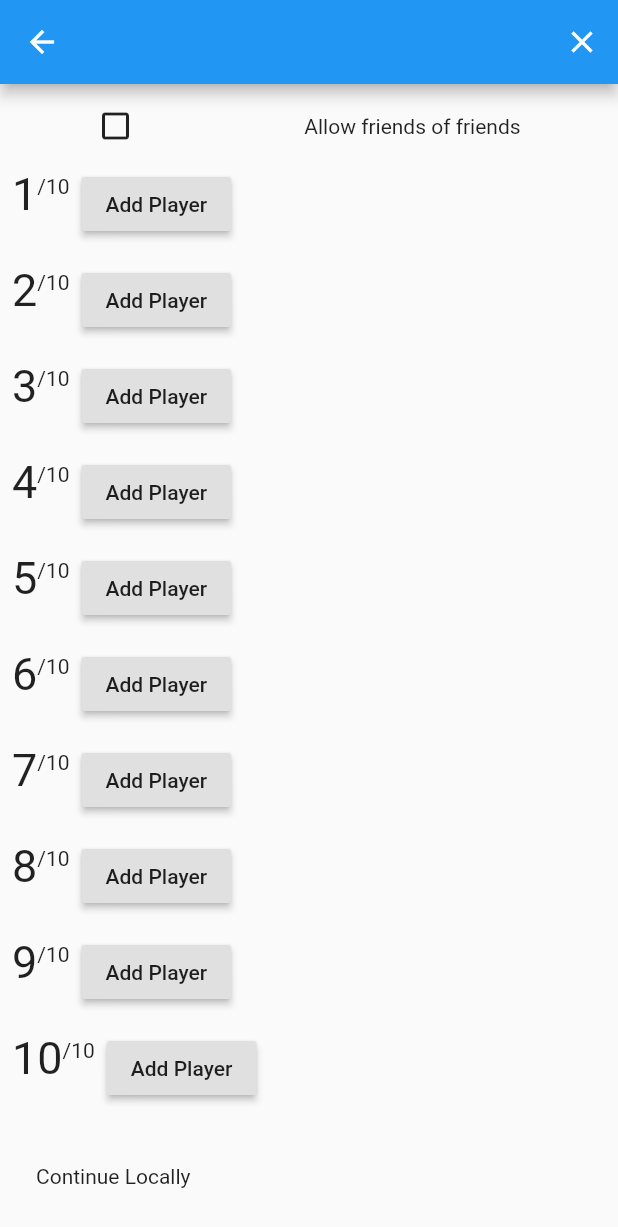
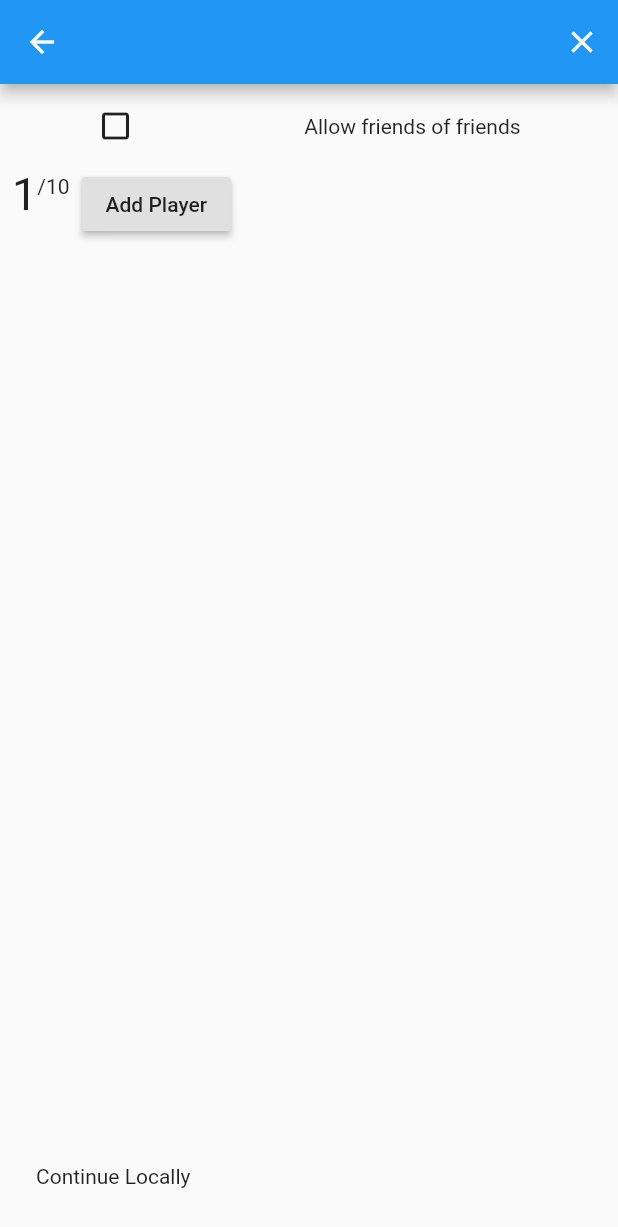
Before and after one commit to mrgnhnt96/chalk_out, a Flutter app: the ShipItScreen screen opened directly with empty values, on a phone screen of 412 x 824 dp. Shown: the top 1227 px of the screen. Run offline on Flutter 3.47's test engine with Material 2 defaults, Android fonts, the phone set to English and light mode, and no system bars; our stand-ins replace bloc, flutter_bloc; missing offline and left inert: random_words.

Commit message:
added funtion to add player with dummy data/ max of 10 players/ only one invite shows till someone is added/ used through bloc

```diff
--- a/lib/presentation/blocs/ship_it/ship_it_bloc.dart
+++ b/lib/presentation/blocs/ship_it/ship_it_bloc.dart
@@ -219,6 +219,8 @@ class ShipItBloc extends Bloc<ShipItEvent, ShipItState> {
     '# im dah best'
   ];
 
+  List<String> invitedPlayers = [];
+
   static bool allowFriendsOfFriends = false;
 
   @override
@@ -231,6 +233,10 @@ class ShipItBloc extends Bloc<ShipItEvent, ShipItState> {
       yield ShipItToFriendsOfFriendsInitial(allowFriendsOfFriends: event.allowFriendsOfFriends);
     } else if (event is AddPlayerStarted) {
       yield AddPlayerInitial(contactList: dummyContactList);
+    } else if (event is AddingPlayerPressed) {
+      invitedPlayers.add(event.playerName);
+
+      yield AddPlayerComplete(invitedPlayers: invitedPlayers);
     }
   }
 }
--- a/lib/presentation/blocs/ship_it/ship_it_event.dart
+++ b/lib/presentation/blocs/ship_it/ship_it_event.dart
@@ -12,3 +12,9 @@ class ShipItToFriendsOfFriendsPressed extends ShipItEvent {
 class ShipItStarted extends ShipItEvent {}
 
 class AddPlayerStarted extends ShipItEvent {}
+
+class AddingPlayerPressed extends ShipItEvent {
+  final String playerName;
+
+  AddingPlayerPressed({@required this.playerName});
+}
--- a/lib/presentation/blocs/ship_it/ship_it_state.dart
+++ b/lib/presentation/blocs/ship_it/ship_it_state.dart
@@ -22,3 +22,9 @@ class AddPlayerInitial extends ShipItState {
 
   AddPlayerInitial({@required this.contactList});
 }
+
+class AddPlayerComplete extends ShipItState {
+  final List<String> invitedPlayers;
+
+  AddPlayerComplete({@required this.invitedPlayers});
+}
--- a/lib/presentation/screens/ship_it/components/contact_share_card.dart
+++ b/lib/presentation/screens/ship_it/components/contact_share_card.dart
@@ -1,4 +1,3 @@
-import 'package:chalk_out/presentation/screens/ship_it/components/contact_bottom_sheet.dart';
 import 'package:flutter/material.dart';
 
 import 'package:chalk_out/presentation/blocs/ship_it/ship_it_bloc.dart';
@@ -17,6 +16,7 @@ class ContactShareCard extends StatelessWidget {
   @override
   Widget build(BuildContext context) {
     return Container(
+      // width: MediaQuery.of(context).size.width * .45,
       padding: const EdgeInsets.only(top: 16),
       child: Row(
         crossAxisAlignment: CrossAxisAlignment.start,
@@ -29,6 +29,9 @@ class ContactShareCard extends StatelessWidget {
             padding: const EdgeInsets.only(top: 4.0),
             child: Text('/10'),
           ),
+          Row(
+            mainAxisAlignment: MainAxisAlignment.spaceBetween,
+            children: [
               Padding(
                 padding: EdgeInsets.only(left: 8.0, top: contactName.isEmpty ? 0 : 12),
                 child: (contactName.isEmpty)
@@ -49,6 +52,12 @@ class ContactShareCard extends StatelessWidget {
                         ),
                       ),
               ),
+              // IconButton(
+              //   icon: Icon(Icons.delete),
+              //   onPressed: () {},
+              // ),
+            ],
+          ),
         ],
       ),
     );
--- a/lib/presentation/screens/ship_it/ship_it_screen.dart
+++ b/lib/presentation/screens/ship_it/ship_it_screen.dart
@@ -12,6 +12,7 @@ class ShipItScreen extends StatelessWidget {
     @required this.chalkItWord,
     @required this.title,
     @required this.allowFriendsOfFriends,
+    @required this.invitedPlayers,
   }) : super(key: key);
 
   final NewChalkOutBloc newChalkOutBloc;
@@ -19,6 +20,7 @@ class ShipItScreen extends StatelessWidget {
   final String chalkItWord;
   final String title;
   final bool allowFriendsOfFriends;
+  final List<String> invitedPlayers;
 
   @override
   Widget build(BuildContext context) {
@@ -67,11 +69,11 @@ class ShipItScreen extends StatelessWidget {
             ),
             Flexible(
               child: ListView.builder(
-                itemCount: 10,
+                itemCount: (invitedPlayers.length <= 9 ? (invitedPlayers.length == 0 ? 1 : invitedPlayers.length + 1) : 10),
                 itemBuilder: (context, index) {
                   return ContactShareCard(
                     shipItBloc: shipItBloc,
-                    contactName: '',
+                    contactName: (invitedPlayers.length <= index) ? '' : invitedPlayers[index],
                     index: index + 1,
                   );
                 },
```
Also changed, not shown: lib/presentation/screens/ship_it/components/contact_bottom_sheet.dart (+18 -5 lines), lib/presentation/screens/ship_it/components/select_contact_card.dart (+18 -2 lines), lib/presentation/screens/ship_it/ship_it_main.dart (+15 -1 lines). Lines whose indentation alone changed are shown as unchanged.
